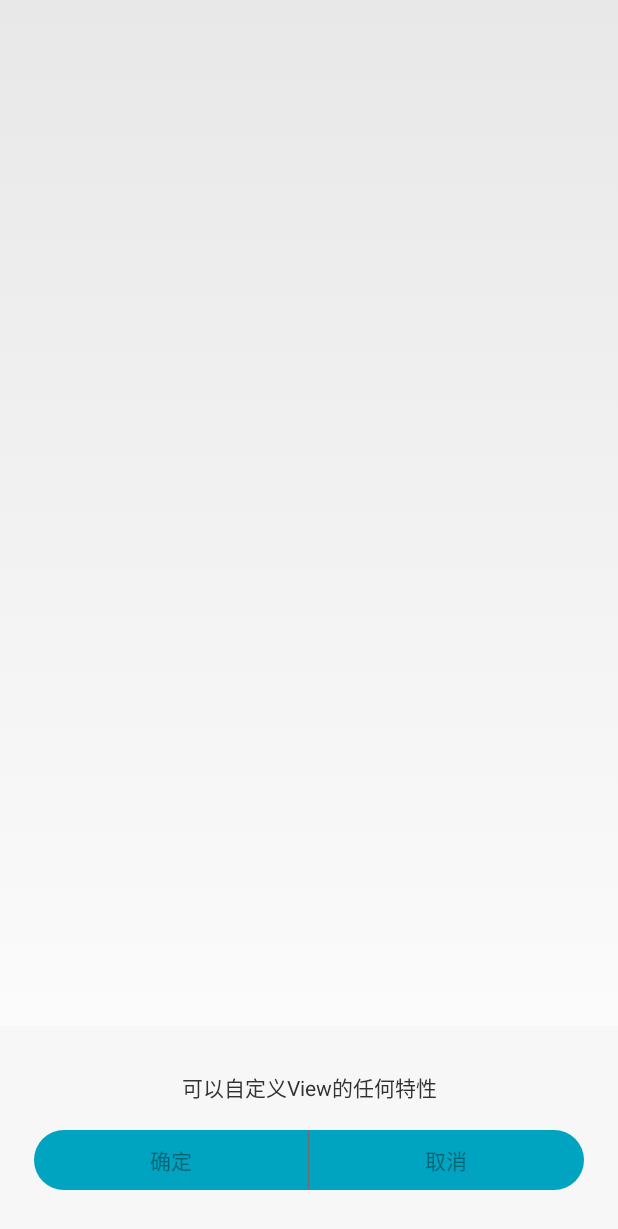
After one commit to JayZhaoCN/CustomActionBar, an Android app: the fragment SimpleDialogFragment shown on its own in the app's theme, on a phone screen of 412 x 824 dp. The commit adds this screen. Shown: the top 1229 px of the screen. Run offline under Robolectric (Android 15) with nearby library versions, the phone set to English and light mode, and no system bars.

Commit message:
完全实现一个仿MIUI上弹Dialog，相当炫酷

```diff
--- a/app/src/main/java/com/jayzhao/customactionbar/Widget/DialogBottomBar.java
+++ b/app/src/main/java/com/jayzhao/customactionbar/Widget/DialogBottomBar.java
@@ -43,7 +43,6 @@ public class DialogBottomBar extends FrameLayout {
         mRightText.setText(rightText);
         mLeftText.setTextColor(leftColor);
         mRightText.setTextColor(rightColor);
-
     }
 
     public TextView getRightButton() {
--- a/app/src/main/java/com/jayzhao/customactionbar/Widget/MyDialogFragment.java
+++ b/app/src/main/java/com/jayzhao/customactionbar/Widget/MyDialogFragment.java
@@ -1,6 +1,7 @@
 package com.jayzhao.customactionbar.Widget;
 
 import android.app.Activity;
+import android.app.Dialog;
 import android.app.DialogFragment;
 import android.app.Fragment;
 import android.app.FragmentTransaction;
@@ -10,30 +11,71 @@ import android.view.LayoutInflater;
 import android.view.View;
 import android.view.ViewGroup;
 import android.view.Window;
+import android.widget.TextView;
 
+import com.jayzhao.customactionbar.MyUtils;
 import com.jayzhao.customactionbar.R;
 
 /**
  * Created by hm on 16-4-19.
  */
-public class MyDialogFragment extends DialogFragment {
+public class MyDialogFragment extends DialogFragment implements View.OnClickListener{
+
+    private View mEmptyArea = null;
+    private OnOpClickListener mListener = null;
+    private TextView mLeftButton = null;
+    private TextView mRightButton = null;
+
+    public interface OnOpClickListener {
+        public void onEmptyAreaClick(DialogFragment dialog);
+        public void onRightClick(DialogFragment dialog);
+        public void onLeftClick(DialogFragment dialog);
+    }
+
     @Nullable
     @Override
     public View onCreateView(LayoutInflater inflater, ViewGroup container, Bundle savedInstanceState) {
-        View view = inflater.inflate(R.layout.dialog_layout, container, false);
-        //getDialog().getWindow().requestFeature(Window.FEATURE_NO_TITLE);
-        view.setFitsSystemWindows(true);
-
+        View view = inflater.inflate(inflateLayout(), container, false);
+        mEmptyArea = view.findViewById(R.id.dlg_empty_area_btn);
+        mRightButton = (TextView) view.findViewById(R.id.right_text);
+        mLeftButton = (TextView) view.findViewById(R.id.left_text);
+        if(mEmptyArea != null)
+            mEmptyArea.setOnClickListener(this);
+        if(mRightButton != null)
+            mRightButton.setOnClickListener(this);
+        if(mLeftButton != null)
+            mLeftButton.setOnClickListener(this);
         return view;
     }
 
-    public static void showDialogFragment(Activity activity, Class <? extends DialogFragment> fragmentName) {
-        FragmentTransaction ft = activity.getFragmentManager().beginTransaction();
-        DialogFragment fragment = (DialogFragment) Fragment.instantiate(activity, fragmentName.getName());
-
-        fragment.setStyle(DialogFragment.STYLE_NORMAL, R.style.DimPanel);
-
-        fragment.show(ft, fragmentName.getName());
+    public int inflateLayout() {
+        return 0;
     }
 
+    @Override
+    public void onCreate(Bundle savedInstanceState) {
+        super.onCreate(savedInstanceState);
+        int style = DialogFragment.STYLE_NORMAL;
+        int theme = R.style.DimPanel;
+        setStyle(style, theme);
+    }
+
+    @Override
+    public void onClick(View v) {
+        switch (v.getId()) {
+            case R.id.dlg_empty_area_btn:
+                dismiss();
+                break;
+            case R.id.left_text:
+                mListener.onLeftClick(this);
+                break;
+            case R.id.right_text:
+                mListener.onRightClick(this);
+                break;
+        }
+    }
+
+    public void setOpClickListener(OnOpClickListener l) {
+        mListener = l;
+    }
 }
--- /dev/null
+++ b/app/src/main/java/com/jayzhao/customactionbar/Widget/SimpleDialogFragment.java
@@ -0,0 +1,33 @@
+package com.jayzhao.customactionbar.Widget;
+
+import android.os.Bundle;
+import android.support.annotation.Nullable;
+import android.view.LayoutInflater;
+import android.view.View;
+import android.view.ViewGroup;
+import android.widget.TextView;
+
+import com.jayzhao.customactionbar.R;
+
+/**
+ * Created by hm on 16-5-4.
+ * 使用说明：
+ * 可以更改布局，可以自定义布局中所有的View特性
+ */
+public class SimpleDialogFragment extends MyDialogFragment {
+
+    @Override
+    public int inflateLayout() {
+        return R.layout.dialog_layout;
+    }
+
+    @Nullable
+    @Override
+    public View onCreateView(LayoutInflater inflater, ViewGroup container, Bundle savedInstanceState) {
+        View view = super.onCreateView(inflater, container, savedInstanceState);
+
+        TextView a = (TextView) view.findViewById(R.id.dialog_title);
+        a.setText("可以自定义View的任何特性");
+        return view;
+    }
+}
--- a/app/src/main/res/drawable/left_btn_background.xml
+++ b/app/src/main/res/drawable/left_btn_background.xml
@@ -3,7 +3,7 @@
 
     <item android:state_pressed="true">
         <shape>
-            <solid android:color="#ffffff"/>
+            <solid android:color="@color/titlebar_bg_color_dark"/>
             <corners android:bottomLeftRadius="20dp" android:topLeftRadius="20dp"/>
         </shape>
     </item>
--- a/app/src/main/res/drawable/right_btn_background.xml
+++ b/app/src/main/res/drawable/right_btn_background.xml
@@ -3,7 +3,7 @@
 
     <item android:state_pressed="true">
         <shape>
-            <solid android:color="#ffffff"/>
+            <solid android:color="@color/titlebar_bg_color_dark"/>
             <corners android:bottomRightRadius="20dp" android:topRightRadius="20dp"/>
         </shape>
     </item>
@@ -14,8 +14,4 @@
             <corners android:bottomRightRadius="20dp" android:topRightRadius="20dp"/>
         </shape>
     </item>
-
-
-
-
 </selector>
--- a/app/src/main/res/layout/dialog_bottombar.xml
+++ b/app/src/main/res/layout/dialog_bottombar.xml
@@ -15,7 +15,6 @@
 
     <TextView
         android:layout_marginBottom="20dp"
-        android:layout_marginLeft="20dp"
         android:layout_marginTop="20dp"
         android:gravity="center"
         android:layout_width="0dp"
@@ -34,7 +33,6 @@
 
 
     <TextView
-        android:layout_marginRight="20dp"
         android:layout_marginBottom="20dp"
         android:layout_marginTop="20dp"
         android:gravity="center"
--- a/app/src/main/res/values/styles.xml
+++ b/app/src/main/res/values/styles.xml
@@ -57,6 +57,7 @@
         <item name="android:windowAnimationStyle">@android:style/Animation.InputMethod</item>
         <item name="android:windowIsFloating">false</item>
         <item name="android:backgroundDimEnabled">true</item>
+        <item name="android:windowTranslucentStatus">true</item>
     </style>
 
 
```
Also changed, not shown: app/src/main/java/com/jayzhao/customactionbar/NextActivity.java (+27 -0 lines).
